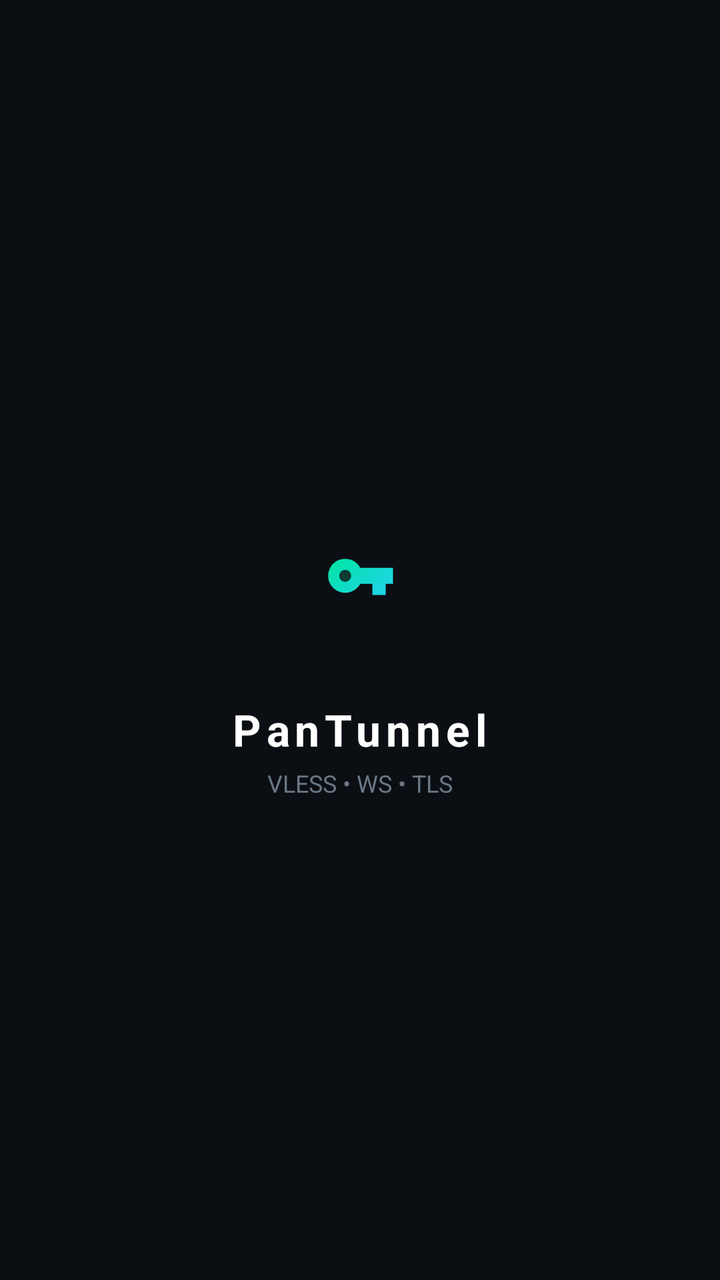
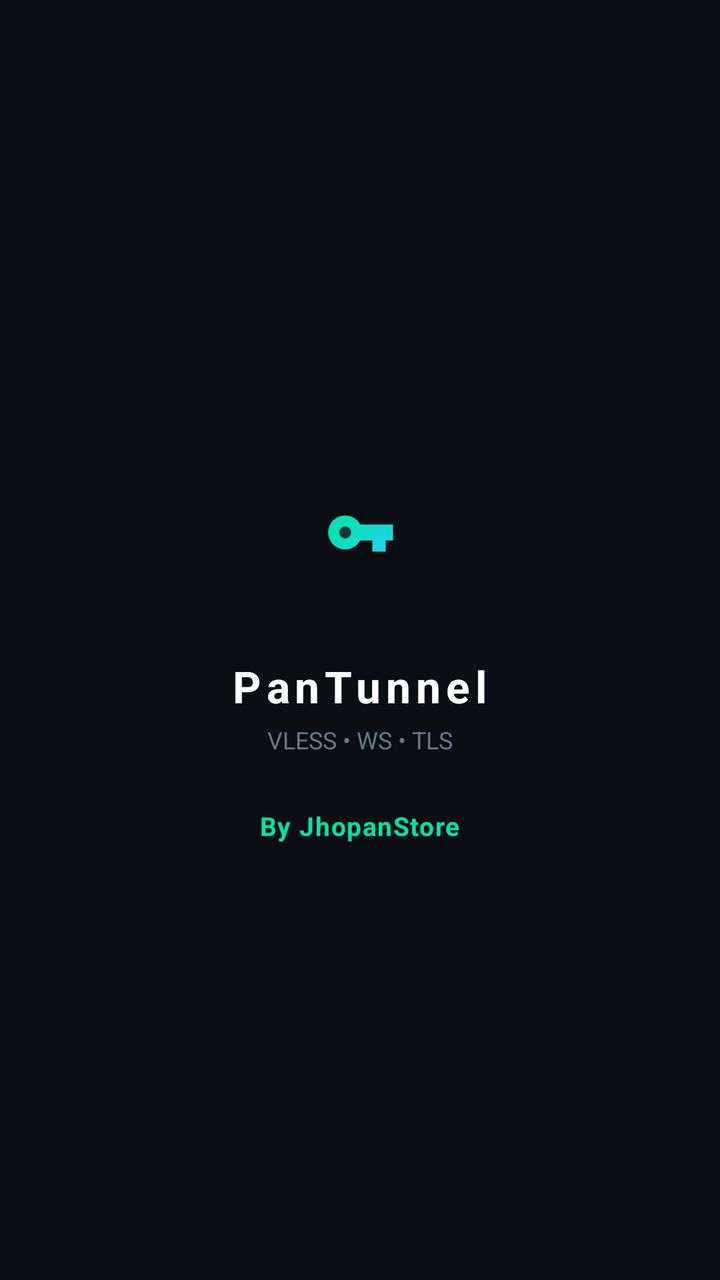

Two renders of the same Android screen: before a commit and after it. Below are the layout's source before the change and the commit's diff.
<!-- AndroidManifest.xml: activity theme Theme.PanTunnel.Splash -->
<!-- res/layout/activity_splash.xml -->
<?xml version="1.0" encoding="utf-8"?>
<LinearLayout xmlns:android="http://schemas.android.com/apk/res/android"
    android:layout_width="match_parent"
    android:layout_height="match_parent"
    android:background="@color/bg_root"
    android:gravity="center"
    android:orientation="vertical">

    <ImageView
        android:layout_width="96dp"
        android:layout_height="96dp"
        android:contentDescription="@string/app_name"
        android:src="@drawable/ic_launcher_foreground" />

    <TextView
        android:layout_width="wrap_content"
        android:layout_height="wrap_content"
        android:layout_marginTop="14dp"
        android:letterSpacing="0.12"
        android:text="@string/app_name"
        android:textColor="@color/text_primary"
        android:textSize="22sp"
        android:textStyle="bold" />

    <TextView
        android:layout_width="wrap_content"
        android:layout_height="wrap_content"
        android:layout_marginTop="4dp"
        android:text="VLESS • WS • TLS"
        android:textColor="@color/text_muted"
        android:textSize="12sp" />
</LinearLayout>
<!-- resources referenced by this layout -->
<resources>
  <color name="bg_root">#0B0F14</color>
  <color name="text_muted">#6B7885</color>
  <color name="text_primary">#FFFFFF</color>
  <!-- drawable ic_launcher_foreground (drawable) -->
  <?xml version="1.0" encoding="utf-8"?>
  <vector xmlns:android="http://schemas.android.com/apk/res/android"
      xmlns:aapt="http://schemas.android.com/aapt"
      android:width="108dp"
      android:height="108dp"
      android:viewportWidth="512"
      android:viewportHeight="512">
      <path
          android:fillColor="#0B0F14"
          android:pathData="M50,8H462A42,42 0,0 1,504 50V462A42,42 0,0 1,462 504H50A42,42 0,0 1,8 462V50A42,42 0,0 1,50 8Z" />
      
      <path android:pathData="M216.5,255.5m-45.5,0a45.5,45.5 0,1 1,91,0a45.5,45.5 0,1 1,-91,0Z">
          <aapt:attr name="android:fillColor">
              <gradient
                  android:type="linear"
                  android:startX="203" android:startY="178"
                  android:endX="323" android:endY="323">
                  <item android:offset="0" android:color="#FF00E5A0" />
                  <item android:offset="1" android:color="#FF22D3EE" />
              </gradient>
          </aapt:attr>
      </path>
      
      <path android:pathData="M247.5,234H344V277H324.5V306.5H289V277H247.5Z">
          <aapt:attr name="android:fillColor">
              <gradient
                  android:type="linear"
                  android:startX="203" android:startY="178"
                  android:endX="323" android:endY="323">
                  <item android:offset="0" android:color="#FF00E5A0" />
                  <item android:offset="1" android:color="#FF22D3EE" />
              </gradient>
          </aapt:attr>
      </path>
      <path
          android:fillColor="#0B3B33"
          android:pathData="M216.5,255.5m-16,0a16,16 0,1 1,32,0a16,16 0,1 1,-32,0Z" />
  </vector>
  <string name="app_name">PanTunnel</string>
  <style name="Theme.PanTunnel.Splash" parent="Theme.PanTunnel">
          <item name="android:windowBackground">@color/bg_root</item>
      </style>
  <style name="Theme.PanTunnel" parent="Theme.AppCompat.NoActionBar">
          <item name="colorPrimary">@color/accent</item>
          <item name="colorPrimaryDark">@color/bg_root</item>
          <item name="colorAccent">@color/accent</item>
          <item name="android:windowBackground">@color/bg_root</item>
          <item name="android:statusBarColor">@color/bg_root</item>
          <item name="android:navigationBarColor">@color/bg_root</item>
          <item name="android:textColorPrimary">@color/text_primary</item>
          <item name="android:textColorSecondary">@color/text_secondary</item>
          <item name="android:textColorHint">@color/text_muted</item>
          <item name="alertDialogTheme">@style/Theme.PanTunnel.Dialog</item>
      </style>
  <color name="accent">#00E5A0</color>
  <color name="text_secondary">#9AA7B4</color>
  <style name="Theme.PanTunnel.Dialog" parent="Theme.AppCompat.Dialog.Alert">
          <item name="android:windowBackground">@color/bg_elevated</item>
          <item name="colorAccent">@color/accent</item>
          <item name="android:textColorPrimary">@color/text_primary</item>
      </style>
  <color name="bg_elevated">#1A222D</color>
</resources>

<!-- the commit's change to res/layout/activity_splash.xml (unified diff, before → after) -->
@@ -7,12 +7,14 @@
     android:orientation="vertical">
 
     <ImageView
+        android:id="@+id/splashLogo"
         android:layout_width="96dp"
         android:layout_height="96dp"
         android:contentDescription="@string/app_name"
         android:src="@drawable/ic_launcher_foreground" />
 
     <TextView
+        android:id="@+id/splashTitle"
         android:layout_width="wrap_content"
         android:layout_height="wrap_content"
         android:layout_marginTop="14dp"
@@ -23,10 +25,22 @@
         android:textStyle="bold" />
 
     <TextView
+        android:id="@+id/splashTagline"
         android:layout_width="wrap_content"
         android:layout_height="wrap_content"
         android:layout_marginTop="4dp"
         android:text="VLESS • WS • TLS"
         android:textColor="@color/text_muted"
         android:textSize="12sp" />
+
+    <TextView
+        android:id="@+id/splashBy"
+        android:layout_width="wrap_content"
+        android:layout_height="wrap_content"
+        android:layout_marginTop="26dp"
+        android:letterSpacing="0.04"
+        android:text="By JhopanStore"
+        android:textColor="@color/accent"
+        android:textSize="13sp"
+        android:textStyle="bold" />
 </LinearLayout>
